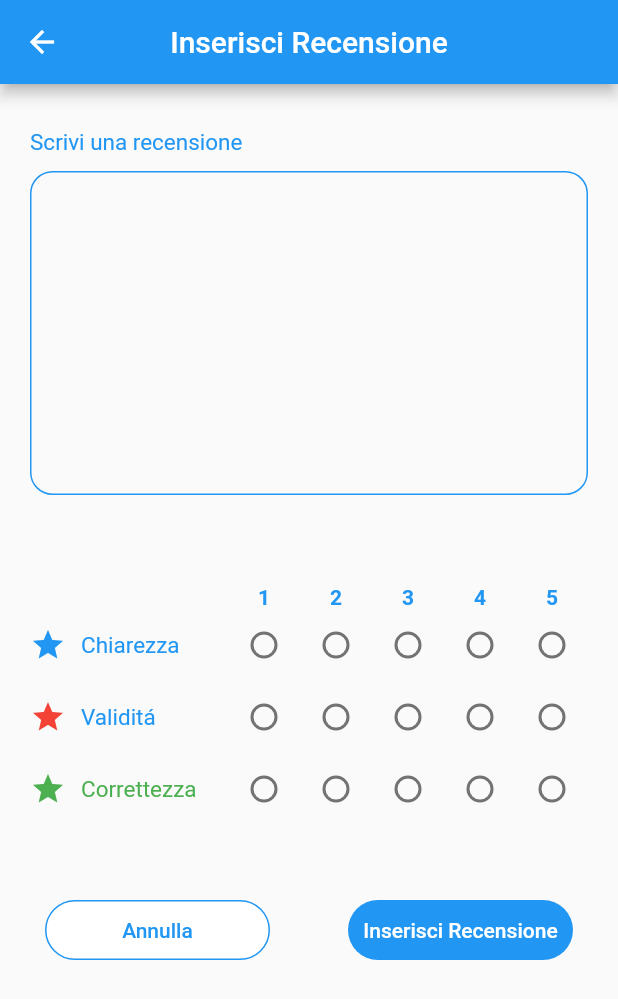
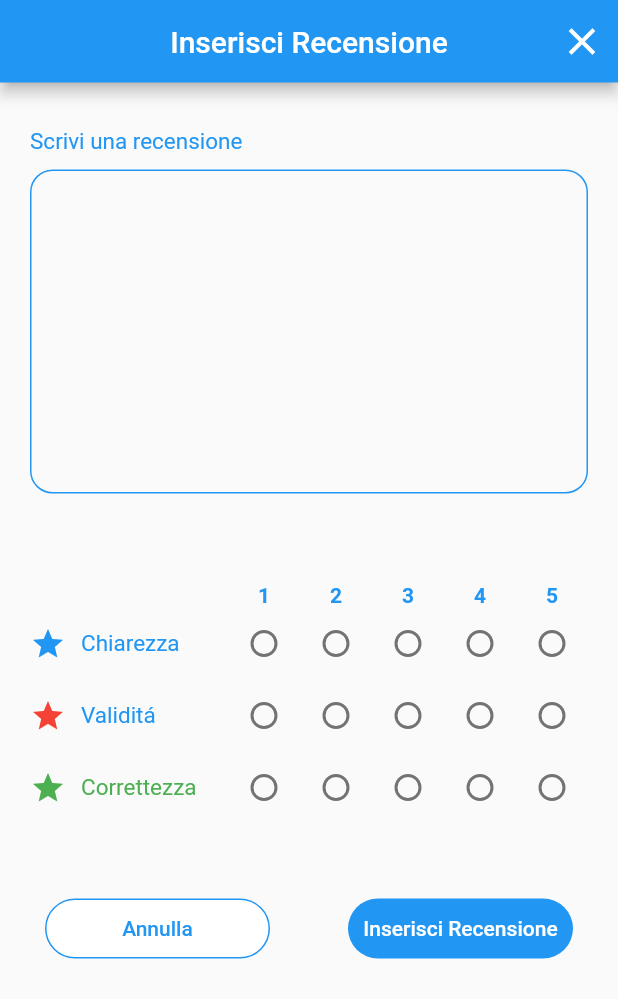
Before and after one commit to Nefesis93/ium_project, a Flutter app: the AddRecensione screen opened by its route, on a phone screen of 412 x 824 dp. Shown: the top 999 px of the screen. Run offline on Flutter 3.47's test engine with Material 2 defaults, Android fonts, the phone set to English and light mode, and no system bars.

Commit message:
sistemato animazzioni e aggiunta la X ad alcune pagine

```diff
--- a/lib/informations/topic_to_materia.dart
+++ b/lib/informations/topic_to_materia.dart
@@ -1,8 +1,11 @@
 import 'package:ium_project/enums/topic.dart';
 import 'package:ium_project/utility/materie/algebra.dart';
+import 'package:ium_project/utility/materie/basi.dart';
 import 'package:ium_project/utility/materie/lock.dart';
+import 'package:ium_project/utility/materie/lockduefasi.dart';
 import 'package:ium_project/utility/materie/materia.dart';
 import 'package:ium_project/utility/materie/pdsi.dart';
+import 'package:ium_project/utility/materie/tipidilock.dart';
 
 class TopicToMateria {
   static final TopicToMateria _topicToMateria = TopicToMateria._internal();
@@ -11,6 +14,9 @@ class TopicToMateria {
     Topic.lock: Lock(),
     Topic.algebra: Algebra(),
     Topic.pdsi: Pdsi(),
+    Topic.basi: Basi(),
+    Topic.tipidilock: TipiDiLock(),
+    Topic.lockduefasi: LockDueFasi(),
   };
 
   TopicToMateria._internal();
--- a/lib/pages/add_recensione/add_recensione.dart
+++ b/lib/pages/add_recensione/add_recensione.dart
@@ -1,5 +1,6 @@
 import 'package:flutter/material.dart';
 import 'package:ium_project/pages/add_recensione/add_recensione_dialog.dart';
+import 'package:ium_project/utility/bars/bars.dart';
 
 class AddRecensione extends StatelessWidget {
   const AddRecensione({Key? key}) : super(key: key);
@@ -11,14 +12,8 @@ class AddRecensione extends StatelessWidget {
       },
       child: Scaffold(
         resizeToAvoidBottomInset: false,
-        appBar: AppBar(
-          centerTitle: true,
-          title: const Text(
-            "Inserisci Recensione",
-            style: TextStyle(
-              fontSize: 20,
-            ),
-          ),
+        appBar: const CloseAppBar(
+          title: "Inserisci Recensione",
         ),
         body: Padding(
           padding: const EdgeInsets.fromLTRB(20, 30, 20, 30),
--- a/lib/pages/login/login.dart
+++ b/lib/pages/login/login.dart
@@ -1,6 +1,7 @@
 import 'package:flutter/material.dart';
 import 'package:ium_project/informations/login_info.dart';
 import 'package:ium_project/pages/login/login_dialogs.dart';
+import 'package:ium_project/utility/bars/bars.dart';
 
 /*
 schermata di login
@@ -15,9 +16,8 @@ class LoginPage extends StatelessWidget {
         FocusScope.of(context).unfocus();
       },
       child: Scaffold(
-        appBar: AppBar(
-          title: const Text("Login"),
-          centerTitle: true,
+        appBar: const CloseAppBar(
+          title: "Login",
         ),
         body: SingleChildScrollView(
           child: Container(
--- a/lib/utility/bars/bars.dart
+++ b/lib/utility/bars/bars.dart
@@ -2,7 +2,6 @@ import 'package:flutter/material.dart';
 import 'package:ium_project/enums/my_page.dart';
 import 'package:ium_project/informations/library_info.dart';
 import 'package:ium_project/pages/login/login.dart';
-import 'package:ium_project/pages/library/library.dart';
 import 'package:ium_project/pages/settings/settings.dart';
 import 'package:ium_project/informations/login_info.dart';
 import 'package:ium_project/utility/custom_dialogs.dart';
@@ -180,3 +179,34 @@ class FloatingPlusButton extends StatelessWidget {
     );
   }
 }
+
+class CloseAppBar extends StatelessWidget implements PreferredSizeWidget {
+  const CloseAppBar({Key? key,
+    required this.title,
+  }) : super(key: key);
+
+  final String title;
+
+  @override
+  Size get preferredSize => const Size.fromHeight(55);
+
+  @override
+  Widget build(BuildContext context) {
+    return AppBar(
+      title: Text(title),
+      centerTitle: true,
+      automaticallyImplyLeading: false,
+      actions: <Widget>[
+        IconButton(
+          onPressed: () {
+            Navigator.pop(context);
+          },
+          icon: const Icon(
+            Icons.close,
+            size: 30,
+          )
+        )
+      ],
+    );
+  }
+}
--- a/todo.txt
+++ b/todo.txt
@@ -1,6 +1,7 @@
 to do:
 - ricerca
 - sistemare routing delle pagine
+- bug in bottone scrivi una recensione, porta ad un'altra pagina, inoltre il bottone scrivi non dovrebbe visualizzarsi nella schermata di visualliza recensioni
 
 - poplare le varie pagine
 
```
Also changed, not shown: lib/pages/add_appunto/add_appunto.dart (+3 -6 lines), lib/utility/custom_animations.dart (+8 -3 lines).
